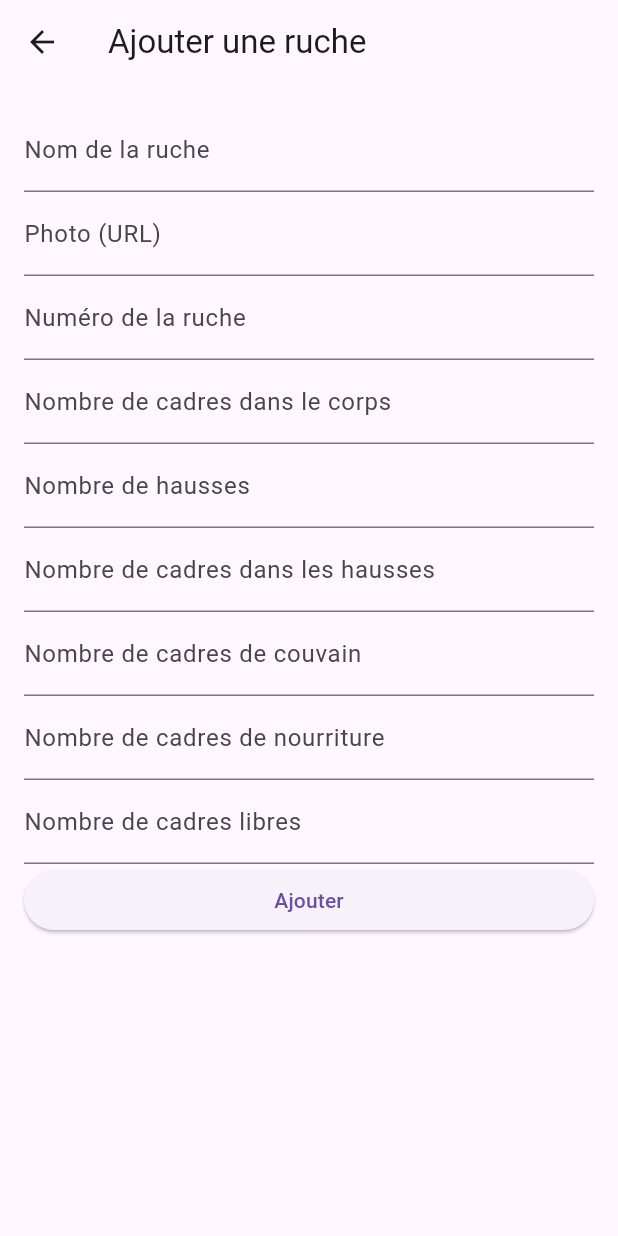
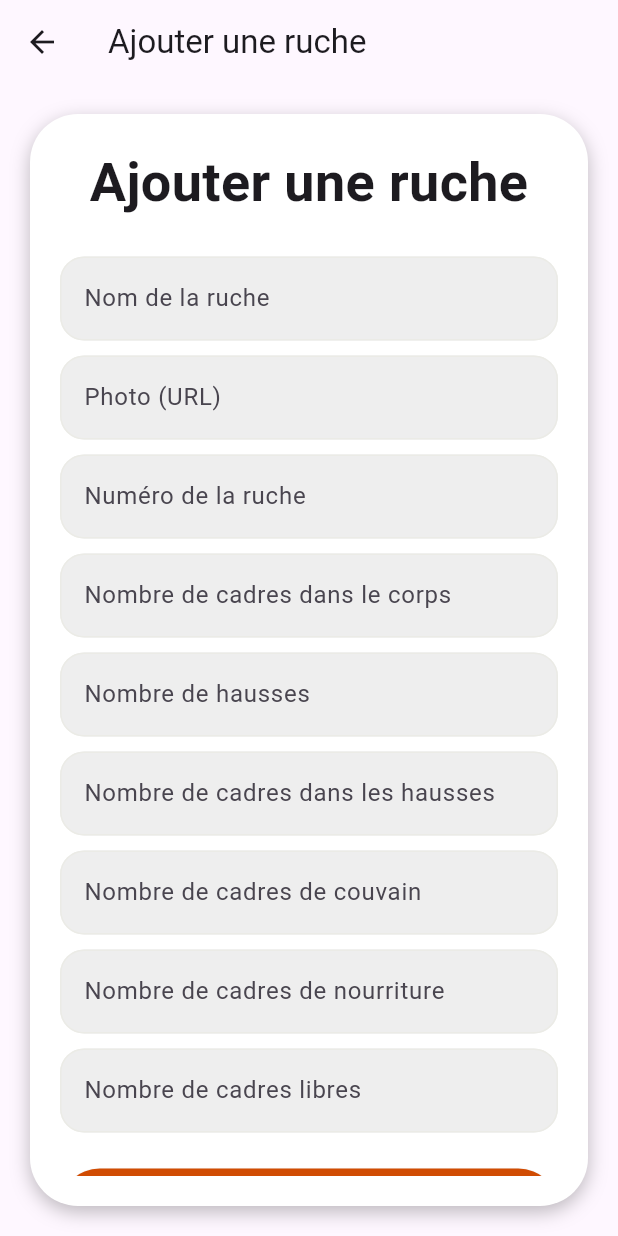
Before and after one commit to KillianGascon/Happy2beesFrontend, a Flutter app: the FormulaireAjoutRuche screen opened directly, on a phone screen of 412 x 824 dp. Run offline on Flutter 3.47's test engine with Material 3 defaults, Android fonts, the phone set to English and light mode, and no system bars; our stand-ins replace flutter_dotenv, mask_text_input_formatter.

```diff
--- a/happytobees/lib/pages/Nest/AddRuchePage.dart
+++ b/happytobees/lib/pages/Nest/AddRuchePage.dart
@@ -2,7 +2,6 @@ import 'dart:convert';
 import 'package:flutter/material.dart';
 import 'package:happytobees/pages/Dashboard.dart';
 import 'package:happytobees/providers/auth_provider.dart';
-import 'package:happytobees/widgets/nest/ruche.dart';
 import 'package:http/http.dart' as http;
 import 'package:provider/provider.dart';
 
@@ -13,10 +12,9 @@ class FormulaireAjoutRuche extends StatefulWidget {
 
 class _FormulaireAjoutRucheState extends State<FormulaireAjoutRuche> {
   final _formKey = GlobalKey<FormState>();
-  int? idApiculteur;
+  String? nomRuche;
   String? photoRuche;
   int? numeroRuche;
-  String? nomRuche;
   int? nombreCadresCorp;
   int? nombreHausses;
   int? nombreCadresHausse;
@@ -26,11 +24,8 @@ class _FormulaireAjoutRucheState extends State<FormulaireAjoutRuche> {
 
   Future<void> ajouterRuche() async {
     final url = Uri.parse('http://api.syntaxlab.fr:8001/api/ruches');
-
-    // Récupérer l'ID de l'apiculteur à partir du AuthProvider
     final idApiculteur = Provider.of<AuthProvider>(context, listen: false).userId;
 
-    // Renommage des clés JSON en snake_case pour correspondre à Rust
     final rucheData = {
       'nom_ruche': nomRuche,
       'photo_ruche': photoRuche,
@@ -41,111 +36,143 @@ class _FormulaireAjoutRucheState extends State<FormulaireAjoutRuche> {
       'nombre_cadre_couvain': nombreCadreCouvain,
       'nombre_cadre_nourriture': nombreCadreNourriture,
       'nombre_cadre_libre': nombreCadreLibre,
-      'id_apiculteur': idApiculteur,  // Ajout de l'ID de l'apiculteur
+      'id_apiculteur': idApiculteur,
     };
-
-    print('Données envoyées : $rucheData');
 
     final response = await http.post(
       url,
-      headers: {
-        'Content-Type': 'application/json',
-      },
+      headers: {'Content-Type': 'application/json'},
       body: json.encode(rucheData),
     );
 
-    print('Code réponse : ${response.statusCode}');
-    print('Body réponse : ${response.body}');
-
     if (response.statusCode == 200 || response.statusCode == 201) {
-      print('Ruche ajoutée avec succès');
-
-      // Redirection vers le dashboard
       Navigator.pushReplacement(
         context,
         MaterialPageRoute(builder: (context) => DashboardPage()),
       );
-      // Remplacez '/dashboard' par le nom de la route de votre dashboard
     } else {
-      print('Erreur lors de l\'ajout de la ruche');
+      ScaffoldMessenger.of(context).showSnackBar(
+        SnackBar(content: Text("Erreur lors de l'ajout de la ruche")),
+      );
     }
   }
-
 
   @override
   Widget build(BuildContext context) {
     return Scaffold(
       appBar: AppBar(title: const Text('Ajouter une ruche')),
-      body: Padding(
-        padding: const EdgeInsets.all(16.0),
+      body: Center(
+        child: Container(
+          margin: EdgeInsets.all(20),
+          padding: EdgeInsets.all(20),
+          decoration: BoxDecoration(
+            color: Colors.white,
+            borderRadius: BorderRadius.circular(32),
+            boxShadow: [
+              BoxShadow(
+                color: Colors.black26,
+                blurRadius: 10,
+                offset: Offset(0, 4),
+              ),
+            ],
+          ),
           child: Form(
             key: _formKey,
             child: ListView(
+              shrinkWrap: true,
               children: [
-              TextFormField(
-                decoration: const InputDecoration(labelText: 'Nom de la ruche'),
-                onSaved: (value) => nomRuche = value,
+                Text(
+                  "Ajouter une ruche",
+                  style: TextStyle(fontSize: 36, fontWeight: FontWeight.bold),
+                  textAlign: TextAlign.center,
                 ),
-              TextFormField(
-                decoration: const InputDecoration(labelText: 'Photo (URL)'),
-                onSaved: (value) => photoRuche = value,
+                SizedBox(height: 24),
+                ..._buildTextFields(),
+                SizedBox(height: 24),
+                SizedBox(
+                  width: double.infinity,
+                  child: ElevatedButton(
+                    style: ElevatedButton.styleFrom(
+                      backgroundColor: Color(0xFFD04C03),
+                      shape: RoundedRectangleBorder(
+                        borderRadius: BorderRadius.circular(30),
                       ),
-              TextFormField(
-                decoration: const InputDecoration(
-                    labelText: 'Numéro de la ruche'),
-                keyboardType: TextInputType.number,
-                onSaved: (value) => numeroRuche = int.tryParse(value!),
+                      padding: EdgeInsets.symmetric(vertical: 15),
                     ),
-              TextFormField(
-                decoration: const InputDecoration(
-                    labelText: 'Nombre de cadres dans le corps'),
-                keyboardType: TextInputType.number,
-                onSaved: (value) => nombreCadresCorp = int.tryParse(value!),
-              ),
-              TextFormField(
-                decoration: const InputDecoration(
-                    labelText: 'Nombre de hausses'),
-                keyboardType: TextInputType.number,
-                onSaved: (value) => nombreHausses = int.tryParse(value!),
-              ),
-              TextFormField(
-                decoration: const InputDecoration(
-                    labelText: 'Nombre de cadres dans les hausses'),
-                keyboardType: TextInputType.number,
-                onSaved: (value) => nombreCadresHausse = int.tryParse(value!),
-              ),
-              TextFormField(
-                decoration: const InputDecoration(
-                    labelText: 'Nombre de cadres de couvain'),
-                keyboardType: TextInputType.number,
-                onSaved: (value) => nombreCadreCouvain = int.tryParse(value!),
-              ),
-              TextFormField(
-                decoration: const InputDecoration(
-                    labelText: 'Nombre de cadres de nourriture'),
-                keyboardType: TextInputType.number,
-                onSaved: (value) =>
-                nombreCadreNourriture = int.tryParse(value!),
-              ),
-              TextFormField(
-                decoration: const InputDecoration(
-                    labelText: 'Nombre de cadres libres'),
-                keyboardType: TextInputType.number,
-                onSaved: (value) => nombreCadreLibre = int.tryParse(value!),
-              ),
-              ElevatedButton(
                     onPressed: () {
                       if (_formKey.currentState!.validate()) {
                         _formKey.currentState!.save();
                         ajouterRuche();
                       }
                     },
-                child: const Text('Ajouter'),
+                    child: Row(
+                      mainAxisAlignment: MainAxisAlignment.center,
+                      children: [
+                        Text(
+                          "AJOUTER",
+                          style: TextStyle(
+                            fontSize: 16,
+                            fontWeight: FontWeight.bold,
+                            color: Colors.white,
+                          ),
+                        ),
+                        SizedBox(width: 10),
+                        Icon(Icons.add, color: Colors.white),
+                      ],
+                    ),
+                  ),
                 ),
               ],
             ),
           ),
         ),
+      ),
+    );
+  }
+
+  List<Widget> _buildTextFields() {
+    return [
+      _buildTextField("Nom de la ruche", (value) => nomRuche = value),
+      SizedBox(height: 10),
+      _buildTextField("Photo (URL)", (value) => photoRuche = value),
+      SizedBox(height: 10),
+      _buildTextField("Numéro de la ruche", (value) => numeroRuche = int.tryParse(value!), isNumeric: true),
+      SizedBox(height: 10),
+      _buildTextField("Nombre de cadres dans le corps", (value) => nombreCadresCorp = int.tryParse(value!), isNumeric: true),
+      SizedBox(height: 10),
+      _buildTextField("Nombre de hausses", (value) => nombreHausses = int.tryParse(value!), isNumeric: true),
+      SizedBox(height: 10),
+      _buildTextField("Nombre de cadres dans les hausses", (value) => nombreCadresHausse = int.tryParse(value!), isNumeric: true),
+      SizedBox(height: 10),
+      _buildTextField("Nombre de cadres de couvain", (value) => nombreCadreCouvain = int.tryParse(value!), isNumeric: true),
+      SizedBox(height: 10),
+      _buildTextField("Nombre de cadres de nourriture", (value) => nombreCadreNourriture = int.tryParse(value!), isNumeric: true),
+      SizedBox(height: 10),
+      _buildTextField("Nombre de cadres libres", (value) => nombreCadreLibre = int.tryParse(value!), isNumeric: true),
+    ];
+  }
+
+  Widget _buildTextField(String label, Function(String?) onSaved, {bool isNumeric = false}) {
+    return TextFormField(
+      decoration: InputDecoration(
+        labelText: label,
+        floatingLabelStyle: TextStyle(color: Color(0xFF292927)),
+        border: OutlineInputBorder(
+          borderRadius: BorderRadius.circular(16),
+        ),
+        enabledBorder: OutlineInputBorder(
+          borderRadius: BorderRadius.circular(16),
+          borderSide: BorderSide(color: Color(0xFFEBEBE6)),
+        ),
+        focusedBorder: OutlineInputBorder(
+          borderRadius: BorderRadius.circular(16),
+          borderSide: BorderSide(color: Color(0xFFD04C03)),
+        ),
+        filled: true,
+        fillColor: Colors.grey[200],
+      ),
+      keyboardType: isNumeric ? TextInputType.number : TextInputType.text,
+      onSaved: onSaved,
     );
   }
 }
```
Also changed, not shown: happytobees/lib/pages/Profile/ProfileDetailPage.dart (+30 -13 lines), happytobees/lib/pages/Profile/ProfilePage.dart (+20 -18 lines), happytobees/lib/providers/auth_provider.dart (+10 -2 lines), happytobees/lib/widgets/Auth/SignupWidget.dart (+152 -68 lines), happytobees/lib/widgets/General/Navbar.dart (+0 -19 lines). Lines whose indentation alone changed are shown as unchanged.
